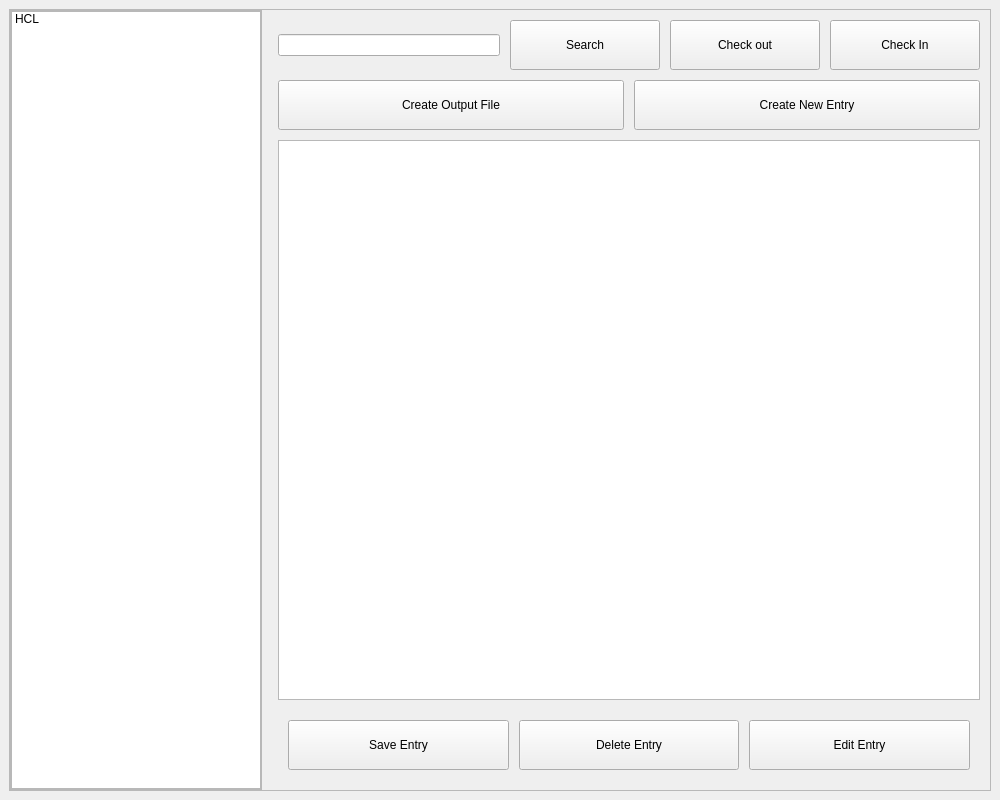
Old version of the form GUI/GUI.ui in the repository therealmartytheparty/ChemVentory.
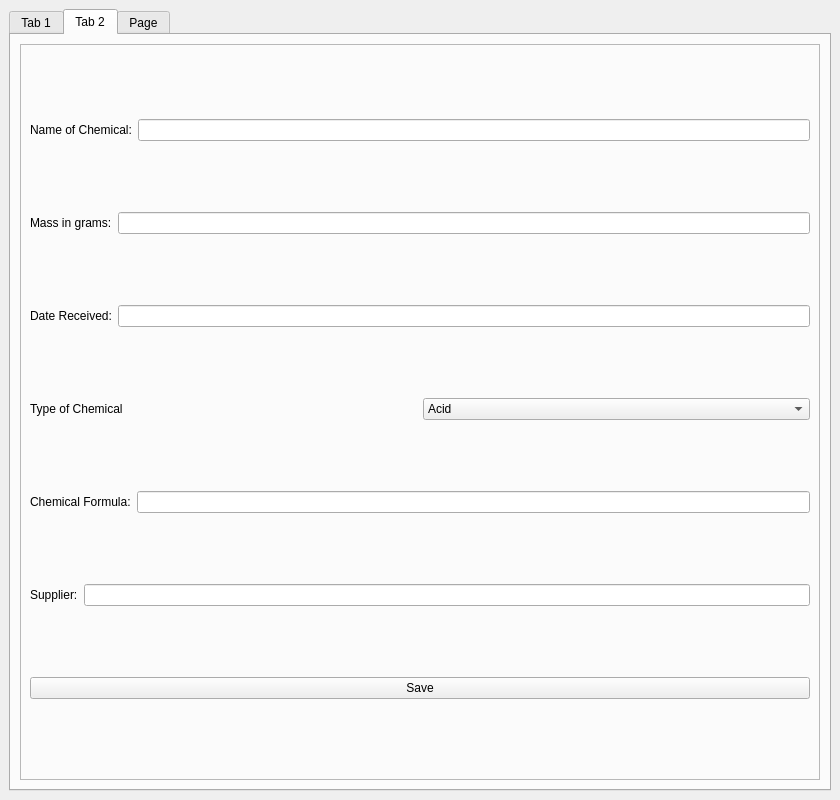
New version of the form. The open tabs and pages were chosen to show the change.

The edit to the form file:
```diff
--- a/GUI/GUI.ui
+++ b/GUI/GUI.ui
@@ -6,7 +6,7 @@
    <rect>
     <x>0</x>
     <y>0</y>
-    <width>1000</width>
+    <width>840</width>
     <height>800</height>
    </rect>
   </property>
@@ -24,8 +24,8 @@
   </property>
   <property name="maximumSize">
    <size>
-    <width>16777215</width>
-    <height>16777215</height>
+    <width>840</width>
+    <height>800</height>
    </size>
   </property>
   <property name="windowTitle">
@@ -51,7 +51,44 @@
     </size>
    </property>
    <layout class="QGridLayout" name="gridLayout">
-    <item row="1" column="0">
+    <item row="0" column="0">
+     <widget class="QTabWidget" name="chemtabs">
+      <property name="currentIndex">
+       <number>0</number>
+      </property>
+      <widget class="QWidget" name="Main">
+       <property name="statusTip">
+        <string notr="true"/>
+       </property>
+       <property name="whatsThis">
+        <string notr="true"/>
+       </property>
+       <property name="accessibleName">
+        <string notr="true"/>
+       </property>
+       <property name="accessibleDescription">
+        <string notr="true"/>
+       </property>
+       <attribute name="title">
+        <string>Tab 1</string>
+       </attribute>
+       <layout class="QGridLayout" name="gridLayout_2">
+        <property name="leftMargin">
+         <number>0</number>
+        </property>
+        <property name="topMargin">
+         <number>0</number>
+        </property>
+        <property name="rightMargin">
+         <number>0</number>
+        </property>
+        <property name="bottomMargin">
+         <number>0</number>
+        </property>
+        <property name="spacing">
+         <number>0</number>
+        </property>
+        <item row="0" column="0">
      <widget class="QFrame" name="frame">
       <property name="frameShape">
        <enum>QFrame::StyledPanel</enum>
@@ -60,6 +97,9 @@
        <enum>QFrame::Raised</enum>
       </property>
       <layout class="QHBoxLayout" name="horizontalLayout_4">
+           <property name="spacing">
+            <number>10</number>
+           </property>
        <property name="leftMargin">
         <number>0</number>
        </property>
@@ -85,13 +125,13 @@
          </property>
          <property name="minimumSize">
           <size>
-           <width>250</width>
-           <height>100</height>
+               <width>101</width>
+               <height>250</height>
           </size>
          </property>
          <property name="maximumSize">
           <size>
-           <width>250</width>
+               <width>150</width>
            <height>800</height>
           </size>
          </property>
@@ -139,14 +179,14 @@
            <widget class="QListWidget" name="listWidget">
             <property name="minimumSize">
              <size>
-              <width>250</width>
-              <height>500</height>
+                  <width>100</width>
+                  <height>250</height>
              </size>
             </property>
             <property name="maximumSize">
              <size>
-              <width>250</width>
-              <height>16777215</height>
+                  <width>150</width>
+                  <height>800</height>
              </size>
             </property>
             <property name="mouseTracking">
@@ -197,24 +237,27 @@
           <number>10</number>
          </property>
          <property name="leftMargin">
-          <number>10</number>
+              <number>0</number>
          </property>
          <property name="topMargin">
-          <number>10</number>
+              <number>0</number>
          </property>
          <property name="rightMargin">
-          <number>10</number>
+              <number>0</number>
          </property>
          <property name="bottomMargin">
-          <number>10</number>
+              <number>0</number>
          </property>
          <item>
           <layout class="QHBoxLayout" name="horizontalLayout">
+               <property name="spacing">
+                <number>10</number>
+               </property>
            <item>
             <widget class="QLineEdit" name="lineEdit">
              <property name="minimumSize">
               <size>
-               <width>0</width>
+                   <width>175</width>
                <height>0</height>
               </size>
              </property>
@@ -227,10 +270,19 @@
             <widget class="QPushButton" name="pushButton">
              <property name="minimumSize">
               <size>
-               <width>150</width>
+                   <width>50</width>
                <height>50</height>
               </size>
              </property>
+                 <property name="maximumSize">
+                  <size>
+                   <width>500</width>
+                   <height>50</height>
+                  </size>
+                 </property>
+                 <property name="toolTip">
+                  <string notr="true"/>
+                 </property>
              <property name="text">
               <string>Search</string>
              </property>
@@ -246,7 +298,7 @@
             <widget class="QPushButton" name="pushButton_3">
              <property name="minimumSize">
               <size>
-               <width>150</width>
+                   <width>50</width>
                <height>50</height>
               </size>
              </property>
@@ -259,7 +311,7 @@
             <widget class="QPushButton" name="pushButton_2">
              <property name="minimumSize">
               <size>
-               <width>150</width>
+                   <width>50</width>
                <height>50</height>
               </size>
              </property>
@@ -272,11 +324,14 @@
          </item>
          <item>
           <layout class="QHBoxLayout" name="horizontalLayout_3">
+               <property name="spacing">
+                <number>10</number>
+               </property>
            <item>
             <widget class="QPushButton" name="pushButton_5">
              <property name="minimumSize">
               <size>
-               <width>0</width>
+                   <width>150</width>
                <height>50</height>
               </size>
              </property>
@@ -285,19 +340,6 @@
              </property>
             </widget>
            </item>
-           <item>
-            <widget class="QPushButton" name="pushButton_6">
-             <property name="minimumSize">
-              <size>
-               <width>234</width>
-               <height>50</height>
-              </size>
-             </property>
-             <property name="text">
-              <string>Create New Entry</string>
-             </property>
-            </widget>
-           </item>
           </layout>
          </item>
          <item>
@@ -309,31 +351,21 @@
          </item>
          <item>
           <layout class="QHBoxLayout" name="horizontalLayout_5">
+               <property name="spacing">
+                <number>10</number>
+               </property>
            <property name="leftMargin">
-            <number>10</number>
+                <number>0</number>
            </property>
            <property name="topMargin">
-            <number>10</number>
+                <number>0</number>
            </property>
            <property name="rightMargin">
-            <number>10</number>
+                <number>0</number>
            </property>
            <property name="bottomMargin">
-            <number>10</number>
-           </property>
-           <item>
-            <widget class="QPushButton" name="pushButton_9">
-             <property name="minimumSize">
-              <size>
-               <width>0</width>
-               <height>50</height>
-              </size>
-             </property>
-             <property name="text">
-              <string>Save Entry</string>
-             </property>
-            </widget>
-           </item>
+                <number>0</number>
+               </property>
            <item>
             <widget class="QPushButton" name="pushButton_8">
              <property name="minimumSize">
@@ -347,14 +379,202 @@
              </property>
             </widget>
            </item>
+              </layout>
+             </item>
+            </layout>
+           </item>
+          </layout>
+         </widget>
+        </item>
+       </layout>
+      </widget>
+      <widget class="QWidget" name="Addnewchem">
+       <attribute name="title">
+        <string>Tab 2</string>
+       </attribute>
+       <layout class="QGridLayout" name="gridLayout_4">
+        <item row="0" column="0">
+         <widget class="QFrame" name="frame_3">
+          <property name="frameShape">
+           <enum>QFrame::StyledPanel</enum>
+          </property>
+          <property name="frameShadow">
+           <enum>QFrame::Raised</enum>
+          </property>
+          <layout class="QVBoxLayout" name="verticalLayout_3">
            <item>
-            <widget class="QPushButton" name="pushButton_7">
-             <property name="minimumSize">
-              <size>
-               <width>0</width>
-               <height>50</height>
-              </size>
-             </property>
+            <layout class="QHBoxLayout" name="horizontalLayout_2">
+             <item>
+              <widget class="QLabel" name="label">
+               <property name="text">
+                <string>Name of Chemical:</string>
+               </property>
+              </widget>
+             </item>
+             <item>
+              <widget class="QLineEdit" name="lineEdit_2"/>
+             </item>
+            </layout>
+           </item>
+           <item>
+            <layout class="QHBoxLayout" name="horizontalLayout_6">
+             <item>
+              <widget class="QLabel" name="label_2">
+               <property name="text">
+                <string>Mass in grams:</string>
+               </property>
+              </widget>
+             </item>
+             <item>
+              <widget class="QLineEdit" name="lineEdit_3"/>
+             </item>
+            </layout>
+           </item>
+           <item>
+            <layout class="QHBoxLayout" name="horizontalLayout_7">
+             <item>
+              <widget class="QLabel" name="label_3">
+               <property name="text">
+                <string>Date Received:</string>
+               </property>
+              </widget>
+             </item>
+             <item>
+              <widget class="QLineEdit" name="lineEdit_4"/>
+             </item>
+            </layout>
+           </item>
+           <item>
+            <layout class="QHBoxLayout" name="horizontalLayout_8">
+             <item>
+              <widget class="QLabel" name="label_4">
+               <property name="text">
+                <string>Type of Chemical</string>
+               </property>
+              </widget>
+             </item>
+             <item>
+              <widget class="QComboBox" name="comboBox">
+               <item>
+                <property name="text">
+                 <string>Acid</string>
+                </property>
+               </item>
+               <item>
+                <property name="text">
+                 <string>Base</string>
+                </property>
+               </item>
+               <item>
+                <property name="text">
+                 <string>Oxidizer</string>
+                </property>
+               </item>
+               <item>
+                <property name="text">
+                 <string>Metals</string>
+                </property>
+               </item>
+              </widget>
+             </item>
+            </layout>
+           </item>
+           <item>
+            <layout class="QHBoxLayout" name="horizontalLayout_9">
+             <item>
+              <widget class="QLabel" name="label_5">
+               <property name="text">
+                <string>Chemical Formula:</string>
+               </property>
+              </widget>
+             </item>
+             <item>
+              <widget class="QLineEdit" name="lineEdit_5"/>
+             </item>
+            </layout>
+           </item>
+           <item>
+            <layout class="QHBoxLayout" name="horizontalLayout_11">
+             <item>
+              <widget class="QLabel" name="label_6">
+               <property name="text">
+                <string>Supplier:</string>
+               </property>
+              </widget>
+             </item>
+             <item>
+              <widget class="QLineEdit" name="lineEdit_6"/>
+             </item>
+            </layout>
+           </item>
+           <item>
+            <layout class="QHBoxLayout" name="horizontalLayout_12">
+             <item>
+              <widget class="QPushButton" name="pushButton_4">
+               <property name="text">
+                <string>Save</string>
+               </property>
+              </widget>
+             </item>
+            </layout>
+           </item>
+          </layout>
+         </widget>
+        </item>
+       </layout>
+      </widget>
+      <widget class="QWidget" name="EditChem">
+       <attribute name="title">
+        <string>Page</string>
+       </attribute>
+       <layout class="QGridLayout" name="gridLayout_5">
+        <item row="0" column="1">
+         <widget class="QFrame" name="frame_4">
+          <property name="frameShape">
+           <enum>QFrame::StyledPanel</enum>
+          </property>
+          <property name="frameShadow">
+           <enum>QFrame::Raised</enum>
+          </property>
+          <layout class="QGridLayout" name="gridLayout_6">
+           <item row="0" column="0">
+            <layout class="QHBoxLayout" name="horizontalLayout_14">
+             <item>
+              <widget class="QLabel" name="label_7">
+               <property name="text">
+                <string>Chemical:</string>
+               </property>
+              </widget>
+             </item>
+             <item>
+              <widget class="QLineEdit" name="lineEdit_7"/>
+             </item>
+             <item>
+              <widget class="QPushButton" name="pushButton_6">
+               <property name="text">
+                <string>Search</string>
+               </property>
+              </widget>
+             </item>
+            </layout>
+           </item>
+           <item row="1" column="0">
+            <layout class="QHBoxLayout" name="horizontalLayout_16">
+             <item>
+              <widget class="QTextEdit" name="textEdit"/>
+             </item>
+            </layout>
+           </item>
+           <item row="2" column="0">
+            <layout class="QHBoxLayout" name="horizontalLayout_17">
+             <property name="spacing">
+              <number>10</number>
+             </property>
+             <property name="topMargin">
+              <number>0</number>
+             </property>
+             <item>
+              <widget class="QPushButton" name="pushButton_11">
              <property name="text">
               <string>Edit Entry</string>
              </property>
@@ -363,8 +583,10 @@
           </layout>
          </item>
         </layout>
-       </item>
-      </layout>
+         </widget>
+        </item>
+       </layout>
+      </widget>
      </widget>
     </item>
    </layout>
```
Left out of the diff: 49 changed lines with no effect on the pictures. Lines whose indentation alone changed are shown as unchanged.
